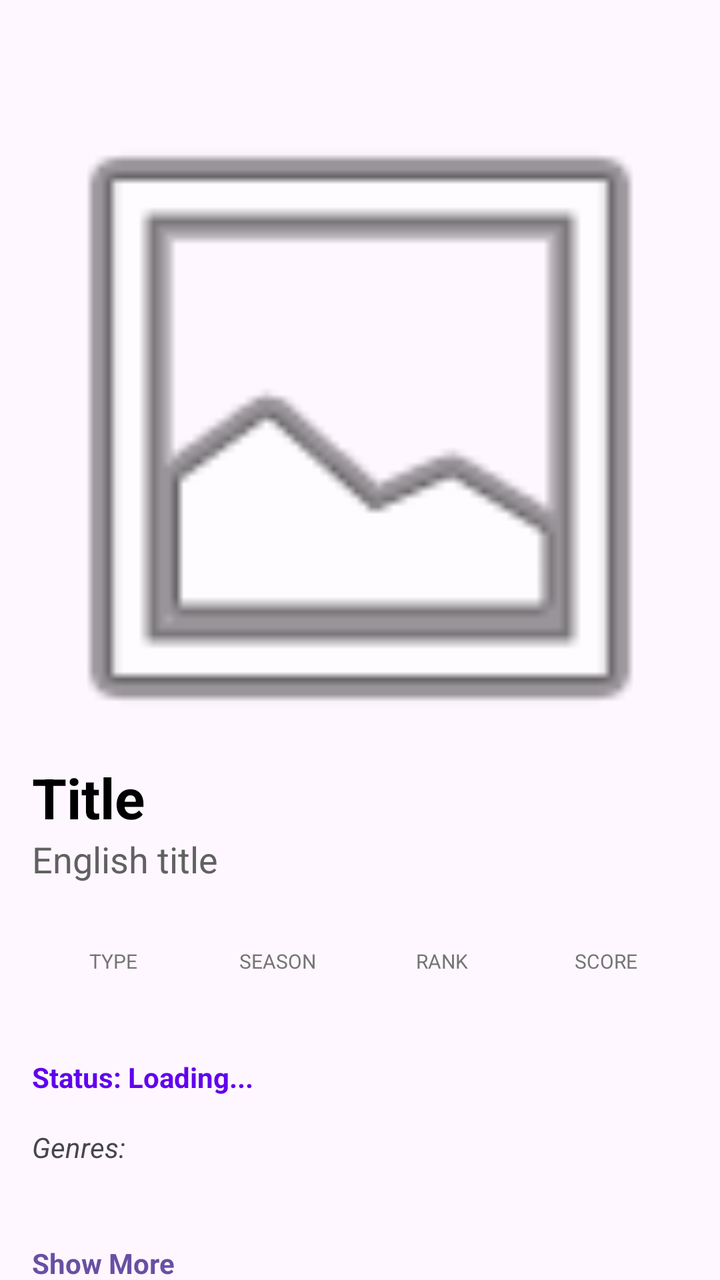
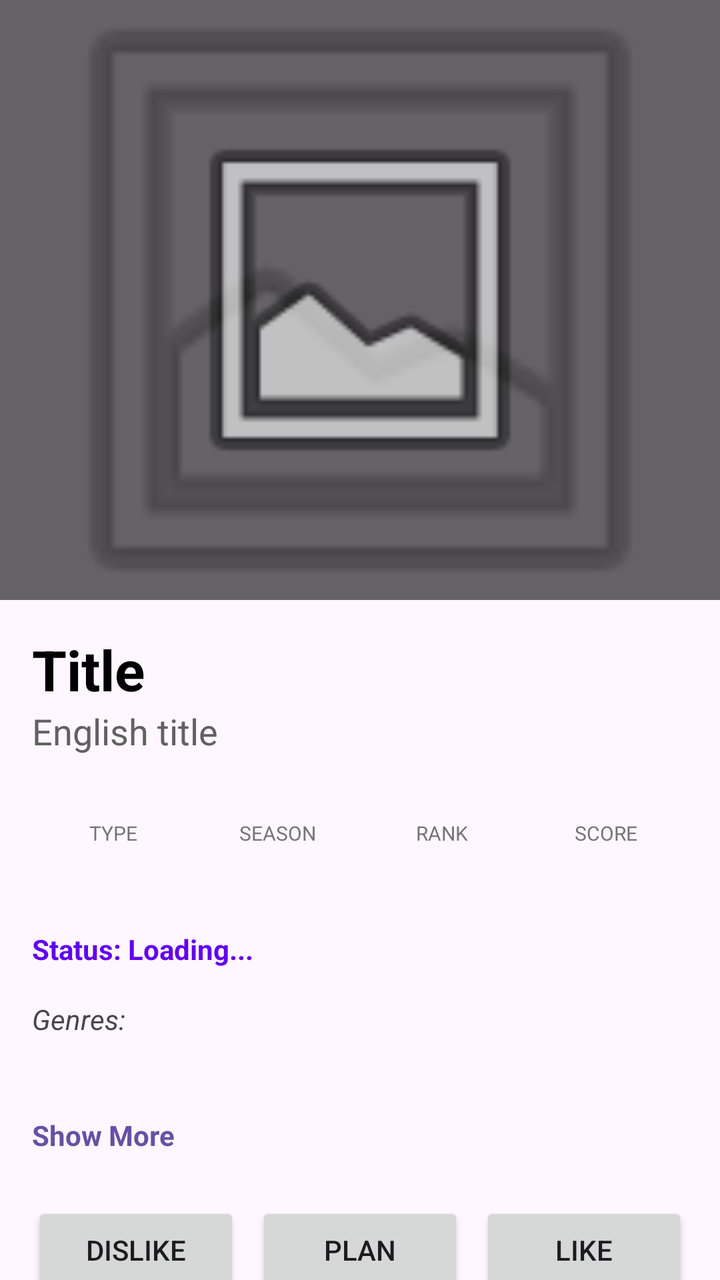

Screens rendered from an Android XML layout before and after an edit, with the pre-edit source and the edit as a unified diff.
<!-- AndroidManifest.xml: application theme Theme.AnimeRecsClient -->
<!-- res/layout/activity_anime_detail.xml -->
<?xml version="1.0" encoding="utf-8"?>
<androidx.coordinatorlayout.widget.CoordinatorLayout
    xmlns:android="http://schemas.android.com/apk/res/android"
    xmlns:app="http://schemas.android.com/apk/res-auto"
    android:layout_width="match_parent"
    android:layout_height="match_parent">

    <com.google.android.material.appbar.AppBarLayout
        android:layout_width="match_parent"
        android:layout_height="wrap_content">
        <androidx.appcompat.widget.Toolbar
            android:id="@+id/detailToolbar"
            android:layout_width="match_parent"
            android:layout_height="?attr/actionBarSize"
            app:titleTextColor="@android:color/white"/>
    </com.google.android.material.appbar.AppBarLayout>

    <androidx.core.widget.NestedScrollView
        android:layout_width="match_parent"
        android:layout_height="match_parent"
        app:layout_behavior="@string/appbar_scrolling_view_behavior">

        <LinearLayout
            android:layout_width="match_parent"
            android:layout_height="wrap_content"
            android:orientation="vertical"
            android:paddingBottom="24dp">

            <ImageView
                android:id="@+id/ivDetailPoster"
                android:layout_width="match_parent"
                android:layout_height="300dp"
                android:scaleType="centerCrop"
                android:src="@android:drawable/ic_menu_gallery" />

            <LinearLayout
                android:layout_width="match_parent"
                android:layout_height="wrap_content"
                android:orientation="vertical"
                android:padding="16dp">

                <TextView
                    android:id="@+id/tvMainTitle"
                    android:layout_width="match_parent"
                    android:layout_height="wrap_content"
                    android:text="Title"
                    android:textSize="28sp"
                    android:textStyle="bold"
                    android:textColor="#000000" />

                <TextView
                    android:id="@+id/tvEnglishTitle"
                    android:layout_width="match_parent"
                    android:layout_height="wrap_content"
                    android:text="English title"
                    android:textSize="18sp"
                    android:textColor="#616161"
                    android:layout_marginBottom="16dp"/>

                <include layout="@layout/detail_info_row" />

                <TextView
                    android:id="@+id/tvUserStatus"
                    android:layout_width="match_parent"
                    android:layout_height="wrap_content"
                    android:text="Status: Loading..."
                    android:textColor="#6200EE"
                    android:textStyle="bold"
                    android:layout_marginTop="16dp"/>

                <TextView
                    android:id="@+id/tvGenres"
                    android:layout_width="match_parent"
                    android:layout_height="wrap_content"
                    android:text="Genres: "
                    android:textStyle="italic"
                    android:layout_marginTop="16dp"/>

                <TextView
                    android:id="@+id/tvSynopsis"
                    android:layout_width="match_parent"
                    android:layout_height="wrap_content"
                    android:maxLines="4"
                    android:ellipsize="end"
                    android:layout_marginTop="16dp"
                    android:lineSpacingMultiplier="1.2"/>

                <TextView
                    android:id="@+id/tvShowMore"
                    android:layout_width="wrap_content"
                    android:layout_height="wrap_content"
                    android:text="Show More"
                    android:textColor="?attr/colorPrimary"
                    android:textStyle="bold"
                    android:layout_marginTop="4dp"
                    android:clickable="true"/>

                <LinearLayout
                    android:layout_width="match_parent"
                    android:layout_height="wrap_content"
                    android:orientation="horizontal"
                    android:gravity="center"
                    android:layout_marginTop="24dp">

                    <Button android:id="@+id/btnDetailDislike"
                        android:text="DISLIKE"
                        android:layout_width="0dp"
                        android:layout_weight="1"
                        android:layout_height="wrap_content"/>
                    <Button android:id="@+id/btnDetailPlan"
                        android:text="PLAN"
                        android:layout_width="0dp"
                        android:layout_weight="1"
                        android:layout_marginHorizontal="8dp"
                        android:layout_height="wrap_content"/>
                    <Button android:id="@+id/btnDetailLike"
                        android:text="LIKE"
                        android:layout_width="0dp"
                        android:layout_weight="1"
                        android:layout_height="wrap_content"/>
                </LinearLayout>

                <TextView
                    android:layout_width="match_parent"
                    android:layout_height="wrap_content"
                    android:text="Related Anime"
                    android:textSize="20sp"
                    android:textStyle="bold"
                    android:textColor="#000000"
                    android:layout_marginTop="32dp"
                    android:layout_marginStart="16dp"/>

                <androidx.recyclerview.widget.RecyclerView
                    android:id="@+id/rvRelatedAnime"
                    android:layout_width="match_parent"
                    android:layout_height="wrap_content"
                    android:orientation="horizontal"
                    android:paddingStart="12dp"
                    android:paddingEnd="12dp"
                    android:clipToPadding="false"
                    android:layout_marginTop="12dp"/>

                <TextView
                    android:layout_width="match_parent"
                    android:layout_height="wrap_content"
                    android:text="Recommendations"
                    android:textSize="20sp"
                    android:textStyle="bold"
                    android:textColor="#000000"
                    android:layout_marginTop="24dp"
                    android:layout_marginStart="16dp"/>

                <androidx.recyclerview.widget.RecyclerView
                    android:id="@+id/rvRecommendations"
                    android:layout_width="match_parent"
                    android:layout_height="wrap_content"
                    android:orientation="horizontal"
                    android:paddingStart="12dp"
                    android:paddingEnd="12dp"
                    android:clipToPadding="false"
                    android:layout_marginTop="12dp"/>

            </LinearLayout>
        </LinearLayout>
    </androidx.core.widget.NestedScrollView>
</androidx.coordinatorlayout.widget.CoordinatorLayout>
<!-- res/layout/detail_info_row.xml (included above) -->
<?xml version="1.0" encoding="utf-8"?>
<LinearLayout xmlns:android="http://schemas.android.com/apk/res/android"
    android:layout_width="match_parent"
    android:layout_height="wrap_content"
    android:orientation="horizontal"
    android:gravity="center_vertical"
    android:weightSum="4"
    android:layout_marginTop="16dp">

    <LinearLayout style="@style/InfoColumnStyle">
        <TextView android:text="TYPE" style="@style/InfoLabelStyle"/>
        <TextView android:id="@+id/tvMediaType" style="@style/InfoValueStyle"/>
    </LinearLayout>

    <LinearLayout style="@style/InfoColumnStyle">
        <TextView android:text="SEASON" style="@style/InfoLabelStyle"/>
        <TextView android:id="@+id/tvSeason" style="@style/InfoValueStyle"/>
    </LinearLayout>

    <LinearLayout style="@style/InfoColumnStyle">
        <TextView android:text="RANK" style="@style/InfoLabelStyle"/>
        <TextView android:id="@+id/tvRank" style="@style/InfoValueStyle"/>
    </LinearLayout>

    <LinearLayout style="@style/InfoColumnStyle">
        <TextView android:text="SCORE" style="@style/InfoLabelStyle"/>
        <TextView android:id="@+id/tvMeanScore" style="@style/InfoValueStyle"/>
    </LinearLayout>

</LinearLayout>
<!-- resources referenced by this layout -->
<resources>
  <style name="InfoColumnStyle">
          <item name="android:layout_width">0dp</item>
          <item name="android:layout_height">wrap_content</item>
          <item name="android:layout_weight">1</item>
          <item name="android:orientation">vertical</item>
          <item name="android:gravity">center_horizontal</item>
      </style>
  <style name="InfoLabelStyle">
          <item name="android:layout_width">wrap_content</item>
          <item name="android:layout_height">wrap_content</item>
          <item name="android:textSize">10sp</item>
          <item name="android:textColor">#757575</item>
          <item name="android:textAllCaps">true</item>
      </style>
  <style name="InfoValueStyle">
          <item name="android:layout_width">wrap_content</item>
          <item name="android:layout_height">wrap_content</item>
          <item name="android:textSize">16sp</item>
          <item name="android:textStyle">bold</item>
          <item name="android:textColor">#000000</item>
          <item name="android:layout_marginTop">4dp</item>
      </style>
  <style name="Theme.AnimeRecsClient" parent="Base.Theme.AnimeRecsClient" />
  <style name="Base.Theme.AnimeRecsClient" parent="Theme.Material3.DayNight.NoActionBar">
          
          
      </style>
</resources>

<!-- the commit's change to res/layout/activity_anime_detail.xml (unified diff, before → after) -->
@@ -1,18 +1,65 @@
 <?xml version="1.0" encoding="utf-8"?>
-<androidx.coordinatorlayout.widget.CoordinatorLayout
-    xmlns:android="http://schemas.android.com/apk/res/android"
+<androidx.coordinatorlayout.widget.CoordinatorLayout xmlns:android="http://schemas.android.com/apk/res/android"
     xmlns:app="http://schemas.android.com/apk/res-auto"
+    xmlns:tools="http://schemas.android.com/tools"
     android:layout_width="match_parent"
-    android:layout_height="match_parent">
+    android:layout_height="match_parent"
+    android:fitsSystemWindows="true">
 
     <com.google.android.material.appbar.AppBarLayout
+        android:id="@+id/appBar"
         android:layout_width="match_parent"
-        android:layout_height="wrap_content">
-        <androidx.appcompat.widget.Toolbar
-            android:id="@+id/detailToolbar"
+        android:layout_height="300dp"
+        android:fitsSystemWindows="true"
+        android:theme="@style/ThemeOverlay.AppCompat.Dark.ActionBar">
+
+        <com.google.android.material.appbar.CollapsingToolbarLayout
+            android:id="@+id/collapsing_toolbar"
             android:layout_width="match_parent"
-            android:layout_height="?attr/actionBarSize"
-            app:titleTextColor="@android:color/white"/>
+            android:layout_height="match_parent"
+            android:fitsSystemWindows="true"
+            app:contentScrim="?attr/colorPrimary"
+            app:layout_scrollFlags="scroll|exitUntilCollapsed"
+            app:titleEnabled="false">
+
+            <ImageView
+                android:id="@+id/ivBackgroundBlur"
+                android:layout_width="match_parent"
+                android:layout_height="match_parent"
+                android:fitsSystemWindows="true"
+                android:scaleType="centerCrop"
+                android:alpha="0.5"
+                android:src="@android:drawable/ic_menu_gallery"
+                app:layout_collapseMode="parallax"
+                tools:ignore="ContentDescription" />
+
+            <View
+                android:layout_width="match_parent"
+                android:layout_height="match_parent"
+                android:background="#99000000"
+                android:fitsSystemWindows="true"/>
+
+            <ImageView
+                android:id="@+id/ivDetailPoster"
+                android:layout_width="wrap_content"
+                android:layout_height="200dp"
+                android:layout_gravity="center"
+                android:adjustViewBounds="true"
+                android:elevation="8dp"
+                android:scaleType="fitCenter"
+                android:src="@android:drawable/ic_menu_gallery"
+                app:layout_collapseMode="parallax"
+                app:layout_collapseParallaxMultiplier="0.7"
+                tools:ignore="ContentDescription" />
+
+            <androidx.appcompat.widget.Toolbar
+                android:id="@+id/detailToolbar"
+                android:layout_width="match_parent"
+                android:layout_height="?attr/actionBarSize"
+                app:layout_collapseMode="pin"
+                app:popupTheme="@style/ThemeOverlay.AppCompat.Light" />
+
+        </com.google.android.material.appbar.CollapsingToolbarLayout>
     </com.google.android.material.appbar.AppBarLayout>
 
     <androidx.core.widget.NestedScrollView
@@ -24,143 +71,128 @@
             android:layout_width="match_parent"
             android:layout_height="wrap_content"
             android:orientation="vertical"
-            android:paddingBottom="24dp">
-
-            <ImageView
-                android:id="@+id/ivDetailPoster"
-                android:layout_width="match_parent"
-                android:layout_height="300dp"
-                android:scaleType="centerCrop"
-                android:src="@android:drawable/ic_menu_gallery" />
+            android:padding="16dp">
+
+            <TextView
+                android:id="@+id/tvMainTitle"
+                android:layout_width="match_parent"
+                android:layout_height="wrap_content"
+                android:text="Title"
+                android:textSize="28sp"
+                android:textStyle="bold"
+                android:textColor="#000000" />
+
+            <TextView
+                android:id="@+id/tvEnglishTitle"
+                android:layout_width="match_parent"
+                android:layout_height="wrap_content"
+                android:text="English title"
+                android:textSize="18sp"
+                android:textColor="#616161"
+                android:layout_marginBottom="16dp"/>
+
+            <include layout="@layout/detail_info_row" />
+
+            <TextView
+                android:id="@+id/tvUserStatus"
+                android:layout_width="match_parent"
+                android:layout_height="wrap_content"
+                android:text="Status: Loading..."
+                android:textColor="#6200EE"
+                android:textStyle="bold"
+                android:layout_marginTop="16dp"/>
+
+            <TextView
+                android:id="@+id/tvGenres"
+                android:layout_width="match_parent"
+                android:layout_height="wrap_content"
+                android:text="Genres: "
+                android:textStyle="italic"
+                android:layout_marginTop="16dp"/>
+
+            <TextView
+                android:id="@+id/tvSynopsis"
+                android:layout_width="match_parent"
+                android:layout_height="wrap_content"
+                android:maxLines="4"
+                android:ellipsize="end"
+                android:layout_marginTop="16dp"
+                android:lineSpacingMultiplier="1.2"/>
+
+            <TextView
+                android:id="@+id/tvShowMore"
+                android:layout_width="wrap_content"
+                android:layout_height="wrap_content"
+                android:text="Show More"
+                android:textColor="?attr/colorPrimary"
+                android:textStyle="bold"
+                android:layout_marginTop="4dp"
+                android:clickable="true"/>
 
             <LinearLayout
                 android:layout_width="match_parent"
                 android:layout_height="wrap_content"
-                android:orientation="vertical"
-                android:padding="16dp">
-
-                <TextView
-                    android:id="@+id/tvMainTitle"
-                    android:layout_width="match_parent"
-                    android:layout_height="wrap_content"
-                    android:text="Title"
-                    android:textSize="28sp"
-                    android:textStyle="bold"
-                    android:textColor="#000000" />
-
-                <TextView
-                    android:id="@+id/tvEnglishTitle"
-                    android:layout_width="match_parent"
-                    android:layout_height="wrap_content"
-                    android:text="English title"
-                    android:textSize="18sp"
-                    android:textColor="#616161"
-                    android:layout_marginBottom="16dp"/>
-
-                <include layout="@layout/detail_info_row" />
-
-                <TextView
-                    android:id="@+id/tvUserStatus"
-                    android:layout_width="match_parent"
-                    android:layout_height="wrap_content"
-                    android:text="Status: Loading..."
-                    android:textColor="#6200EE"
-                    android:textStyle="bold"
-                    android:layout_marginTop="16dp"/>
-
-                <TextView
-                    android:id="@+id/tvGenres"
-                    android:layout_width="match_parent"
-                    android:layout_height="wrap_content"
-                    android:text="Genres: "
-                    android:textStyle="italic"
-                    android:layout_marginTop="16dp"/>
-
-                <TextView
-                    android:id="@+id/tvSynopsis"
-                    android:layout_width="match_parent"
-                    android:layout_height="wrap_content"
-                    android:maxLines="4"
-                    android:ellipsize="end"
-                    android:layout_marginTop="16dp"
-                    android:lineSpacingMultiplier="1.2"/>
-
-                <TextView
-                    android:id="@+id/tvShowMore"
-                    android:layout_width="wrap_content"
-                    android:layout_height="wrap_content"
-                    android:text="Show More"
-                    android:textColor="?attr/colorPrimary"
-                    android:textStyle="bold"
-                    android:layout_marginTop="4dp"
-                    android:clickable="true"/>
-
-                <LinearLayout
-                    android:layout_width="match_parent"
-                    android:layout_height="wrap_content"
-                    android:orientation="horizontal"
-                    android:gravity="center"
-                    android:layout_marginTop="24dp">
-
-                    <Button android:id="@+id/btnDetailDislike"
-                        android:text="DISLIKE"
-                        android:layout_width="0dp"
-                        android:layout_weight="1"
-                        android:layout_height="wrap_content"/>
-                    <Button android:id="@+id/btnDetailPlan"
-                        android:text="PLAN"
-                        android:layout_width="0dp"
-                        android:layout_weight="1"
-                        android:layout_marginHorizontal="8dp"
-                        android:layout_height="wrap_content"/>
-                    <Button android:id="@+id/btnDetailLike"
-                        android:text="LIKE"
-                        android:layout_width="0dp"
-                        android:layout_weight="1"
-                        android:layout_height="wrap_content"/>
-                </LinearLayout>
-
-                <TextView
-                    android:layout_width="match_parent"
-                    android:layout_height="wrap_content"
-                    android:text="Related Anime"
-                    android:textSize="20sp"
-                    android:textStyle="bold"
-                    android:textColor="#000000"
-                    android:layout_marginTop="32dp"
-                    android:layout_marginStart="16dp"/>
-
-                <androidx.recyclerview.widget.RecyclerView
-                    android:id="@+id/rvRelatedAnime"
-                    android:layout_width="match_parent"
-                    android:layout_height="wrap_content"
-                    android:orientation="horizontal"
-                    android:paddingStart="12dp"
-                    android:paddingEnd="12dp"
-                    android:clipToPadding="false"
-                    android:layout_marginTop="12dp"/>
-
-                <TextView
-                    android:layout_width="match_parent"
-                    android:layout_height="wrap_content"
-                    android:text="Recommendations"
-                    android:textSize="20sp"
-                    android:textStyle="bold"
-                    android:textColor="#000000"
-                    android:layout_marginTop="24dp"
-                    android:layout_marginStart="16dp"/>
-
-                <androidx.recyclerview.widget.RecyclerView
-                    android:id="@+id/rvRecommendations"
-                    android:layout_width="match_parent"
-                    android:layout_height="wrap_content"
-                    android:orientation="horizontal"
-                    android:paddingStart="12dp"
-                    android:paddingEnd="12dp"
-                    android:clipToPadding="false"
-                    android:layout_marginTop="12dp"/>
-
+                android:orientation="horizontal"
+                android:gravity="center"
+                android:layout_marginTop="24dp">
+
+                <Button android:id="@+id/btnDetailDislike"
+                    android:text="DISLIKE"
+                    android:layout_width="0dp"
+                    android:layout_weight="1"
+                    android:layout_height="wrap_content"/>
+                <Button android:id="@+id/btnDetailPlan"
+                    android:text="PLAN"
+                    android:layout_width="0dp"
+                    android:layout_weight="1"
+                    android:layout_marginHorizontal="8dp"
+                    android:layout_height="wrap_content"/>
+                <Button android:id="@+id/btnDetailLike"
+                    android:text="LIKE"
+                    android:layout_width="0dp"
+                    android:layout_weight="1"
+                    android:layout_height="wrap_content"/>
             </LinearLayout>
+
+            <TextView
+                android:layout_width="match_parent"
+                android:layout_height="wrap_content"
+                android:text="Related Anime"
+                android:textSize="20sp"
+                android:textStyle="bold"
+                android:textColor="#000000"
+                android:layout_marginTop="32dp"
+                android:layout_marginStart="16dp"/>
+
+            <androidx.recyclerview.widget.RecyclerView
+                android:id="@+id/rvRelatedAnime"
+                android:layout_width="match_parent"
+                android:layout_height="wrap_content"
+                android:orientation="horizontal"
+                android:paddingStart="12dp"
+                android:paddingEnd="12dp"
+                android:clipToPadding="false"
+                android:layout_marginTop="12dp"/>
+
+            <TextView
+                android:layout_width="match_parent"
+                android:layout_height="wrap_content"
+                android:text="Recommendations"
+                android:textSize="20sp"
+                android:textStyle="bold"
+                android:textColor="#000000"
+                android:layout_marginTop="24dp"
+                android:layout_marginStart="16dp"/>
+
+            <androidx.recyclerview.widget.RecyclerView
+                android:id="@+id/rvRecommendations"
+                android:layout_width="match_parent"
+                android:layout_height="wrap_content"
+                android:orientation="horizontal"
+                android:paddingStart="12dp"
+                android:paddingEnd="12dp"
+                android:clipToPadding="false"
+                android:layout_marginTop="12dp"/>
         </LinearLayout>
     </androidx.core.widget.NestedScrollView>
 </androidx.coordinatorlayout.widget.CoordinatorLayout>
